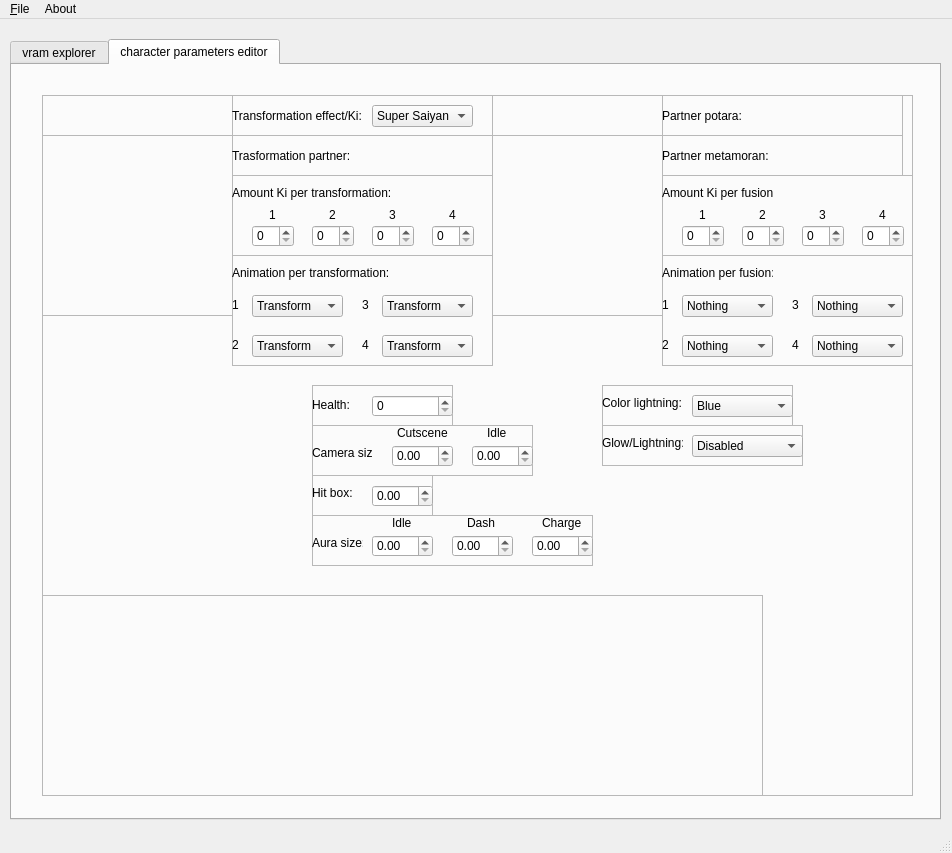
This is lib/design/Raging_tools.ui in adsl14/Raging-tools as Qt 5 draws it before an edit. The edited form follows.
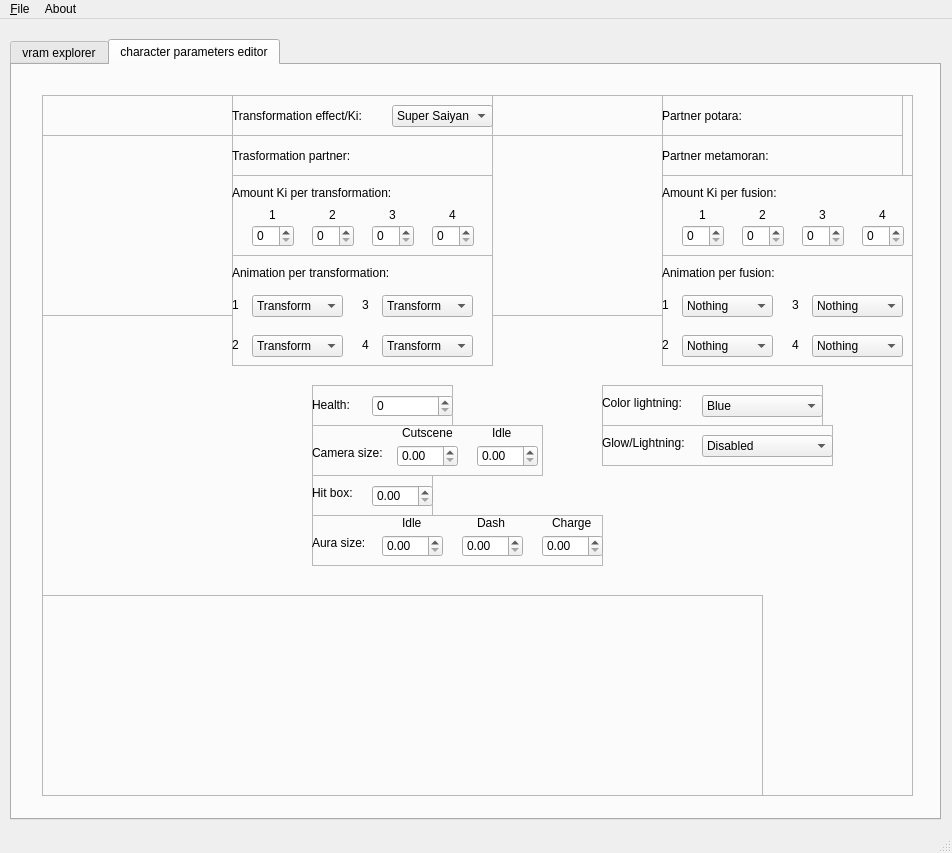
This is the edited form. The open tabs and pages were chosen to show the change. Icons and pictures are not drawn.

Commit message: Fixed some words in the design

Diff of the .ui file:
```diff
--- a/lib/design/Raging_tools.ui
+++ b/lib/design/Raging_tools.ui
@@ -1793,7 +1793,7 @@
           <widget class="QComboBox" name="transEffectValue">
            <property name="geometry">
             <rect>
-             <x>140</x>
+             <x>160</x>
              <y>10</y>
              <width>101</width>
              <height>22</height>
@@ -2838,7 +2838,7 @@
             <rect>
              <x>0</x>
              <y>10</y>
-             <width>111</width>
+             <width>121</width>
              <height>16</height>
             </rect>
            </property>
@@ -3010,7 +3010,7 @@
             <rect>
              <x>0</x>
              <y>10</y>
-             <width>111</width>
+             <width>121</width>
              <height>16</height>
             </rect>
            </property>
@@ -3195,7 +3195,7 @@
            <rect>
             <x>560</x>
             <y>330</y>
-            <width>201</width>
+            <width>231</width>
             <height>41</height>
            </rect>
           </property>
@@ -3210,7 +3210,7 @@
             <rect>
              <x>0</x>
              <y>10</y>
-             <width>81</width>
+             <width>91</width>
              <height>16</height>
             </rect>
            </property>
@@ -3221,9 +3221,9 @@
           <widget class="QComboBox" name="glow_lightning_value">
            <property name="geometry">
             <rect>
-             <x>90</x>
+             <x>100</x>
              <y>10</y>
-             <width>111</width>
+             <width>131</width>
              <height>22</height>
             </rect>
            </property>
@@ -3267,7 +3267,7 @@
            <rect>
             <x>560</x>
             <y>290</y>
-            <width>191</width>
+            <width>221</width>
             <height>41</height>
            </rect>
           </property>
@@ -3282,7 +3282,7 @@
             <rect>
              <x>0</x>
              <y>10</y>
-             <width>81</width>
+             <width>91</width>
              <height>16</height>
             </rect>
            </property>
@@ -3293,9 +3293,9 @@
           <widget class="QComboBox" name="color_lightning_value">
            <property name="geometry">
             <rect>
-             <x>90</x>
+             <x>100</x>
              <y>10</y>
-             <width>101</width>
+             <width>121</width>
              <height>22</height>
             </rect>
            </property>
@@ -3329,7 +3329,7 @@
            <rect>
             <x>270</x>
             <y>420</y>
-            <width>281</width>
+            <width>291</width>
             <height>51</height>
            </rect>
           </property>
@@ -3344,7 +3344,7 @@
             <rect>
              <x>0</x>
              <y>20</y>
-             <width>51</width>
+             <width>61</width>
              <height>16</height>
             </rect>
            </property>
@@ -3358,7 +3358,7 @@
           <widget class="QLabel" name="aura_size_charge_text">
            <property name="geometry">
             <rect>
-             <x>230</x>
+             <x>240</x>
              <y>0</y>
              <width>41</width>
              <height>16</height>
@@ -3377,7 +3377,7 @@
           <widget class="QLabel" name="aura_size_idle_text">
            <property name="geometry">
             <rect>
-             <x>80</x>
+             <x>90</x>
              <y>0</y>
              <width>21</width>
              <height>16</height>
@@ -3393,7 +3393,7 @@
           <widget class="QLabel" name="aura_size_dash_text">
            <property name="geometry">
             <rect>
-             <x>155</x>
+             <x>165</x>
              <y>0</y>
              <width>31</width>
              <height>16</height>
@@ -3412,7 +3412,7 @@
           <widget class="QDoubleSpinBox" name="aura_size_idle_value">
            <property name="geometry">
             <rect>
-             <x>60</x>
+             <x>70</x>
              <y>20</y>
              <width>61</width>
              <height>22</height>
@@ -3425,7 +3425,7 @@
           <widget class="QDoubleSpinBox" name="aura_size_dash_value">
            <property name="geometry">
             <rect>
-             <x>140</x>
+             <x>150</x>
              <y>20</y>
              <width>61</width>
              <height>22</height>
@@ -3438,7 +3438,7 @@
           <widget class="QDoubleSpinBox" name="aura_size_charge_value">
            <property name="geometry">
             <rect>
-             <x>220</x>
+             <x>230</x>
              <y>20</y>
              <width>61</width>
              <height>22</height>
@@ -3511,7 +3511,7 @@
            <rect>
             <x>270</x>
             <y>330</y>
-            <width>221</width>
+            <width>231</width>
             <height>51</height>
            </rect>
           </property>
@@ -3526,7 +3526,7 @@
             <rect>
              <x>0</x>
              <y>20</y>
-             <width>61</width>
+             <width>81</width>
              <height>16</height>
             </rect>
            </property>
@@ -3540,9 +3540,9 @@
           <widget class="QLabel" name="camera_size_cutscene_text">
            <property name="geometry">
             <rect>
-             <x>85</x>
+             <x>90</x>
              <y>0</y>
-             <width>51</width>
+             <width>61</width>
              <height>16</height>
             </rect>
            </property>
@@ -3556,7 +3556,7 @@
           <widget class="QLabel" name="camera_size_idle_text">
            <property name="geometry">
             <rect>
-             <x>175</x>
+             <x>180</x>
              <y>0</y>
              <width>21</width>
              <height>16</height>
@@ -3575,7 +3575,7 @@
           <widget class="QDoubleSpinBox" name="camera_size_cutscene_value">
            <property name="geometry">
             <rect>
-             <x>80</x>
+             <x>85</x>
              <y>20</y>
              <width>61</width>
              <height>22</height>
@@ -3591,7 +3591,7 @@
           <widget class="QDoubleSpinBox" name="camera_size_idle_value">
            <property name="geometry">
             <rect>
-             <x>160</x>
+             <x>165</x>
              <y>20</y>
              <width>61</width>
              <height>22</height>
```
Left out of the diff: 4 changed lines with no effect on the pictures. The commit also changes 1 other file.
